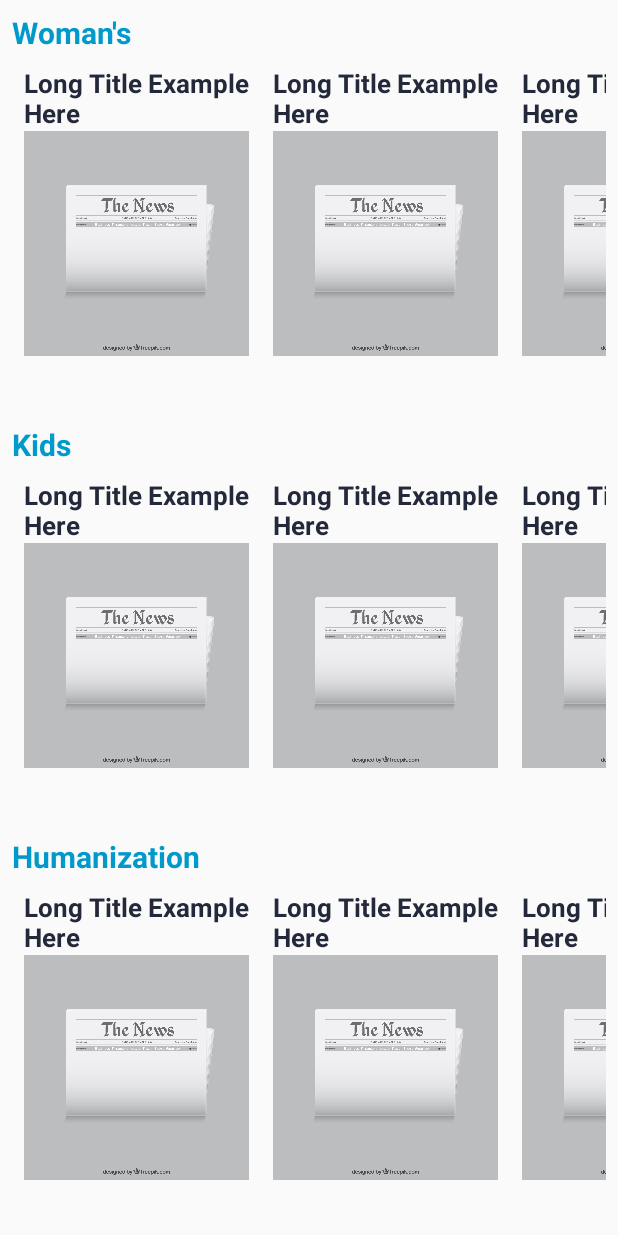
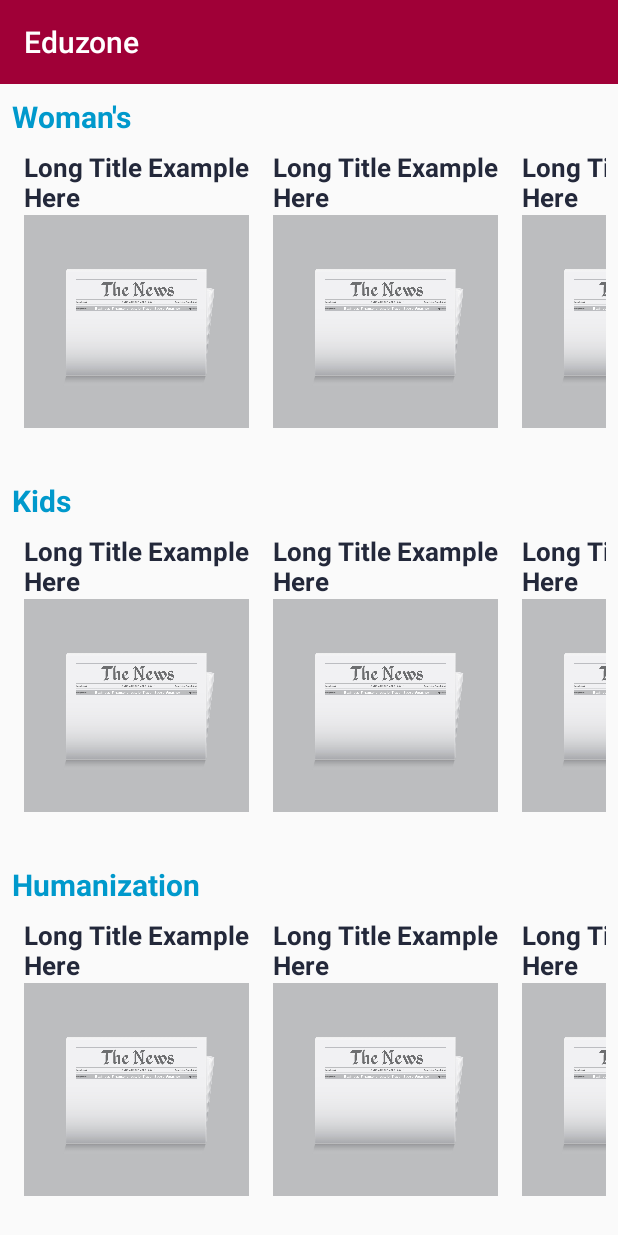
Before and after one commit to TheArKaID/Appel-Perempuan, an Android app: the layout activity_eduzone.xml on its own in the app's theme, with its tools: preview values and no code run, on a phone screen of 412 x 824 dp. Run offline under Robolectric (Android 15) with nearby library versions, the phone set to English and light mode, and no system bars.

Commit message:
Add toolbar to Eduzone

```diff
--- a/app/src/main/res/layout/activity_eduzone.xml
+++ b/app/src/main/res/layout/activity_eduzone.xml
@@ -6,6 +6,17 @@
     android:layout_height="match_parent"
     tools:context="id.thearka.womanprotectionsystem.Eduzone"
     android:orientation="vertical">
+
+    <android.support.v7.widget.Toolbar
+        android:id="@+id/tbNews"
+        android:layout_width="match_parent"
+        android:layout_height="wrap_content"
+        android:background="@color/colorPrimaryDark"
+        app:titleTextColor="@android:color/white"
+        app:layout_constraintEnd_toEndOf="parent"
+        app:layout_constraintStart_toStartOf="parent"
+        app:layout_constraintTop_toTopOf="parent"
+        app:title="Eduzone"/>
 
     <LinearLayout
         android:layout_width="match_parent"
--- a/app/src/main/res/layout/activity_news_information.xml
+++ b/app/src/main/res/layout/activity_news_information.xml
@@ -15,9 +15,7 @@
         app:layout_constraintEnd_toEndOf="parent"
         app:layout_constraintStart_toStartOf="parent"
         app:layout_constraintTop_toTopOf="parent"
-        app:title="News and Information">
-
-    </android.support.v7.widget.Toolbar>
+        app:title="News and Information"/>
 
     <EditText
         android:id="@+id/etCreateStatus"
```
